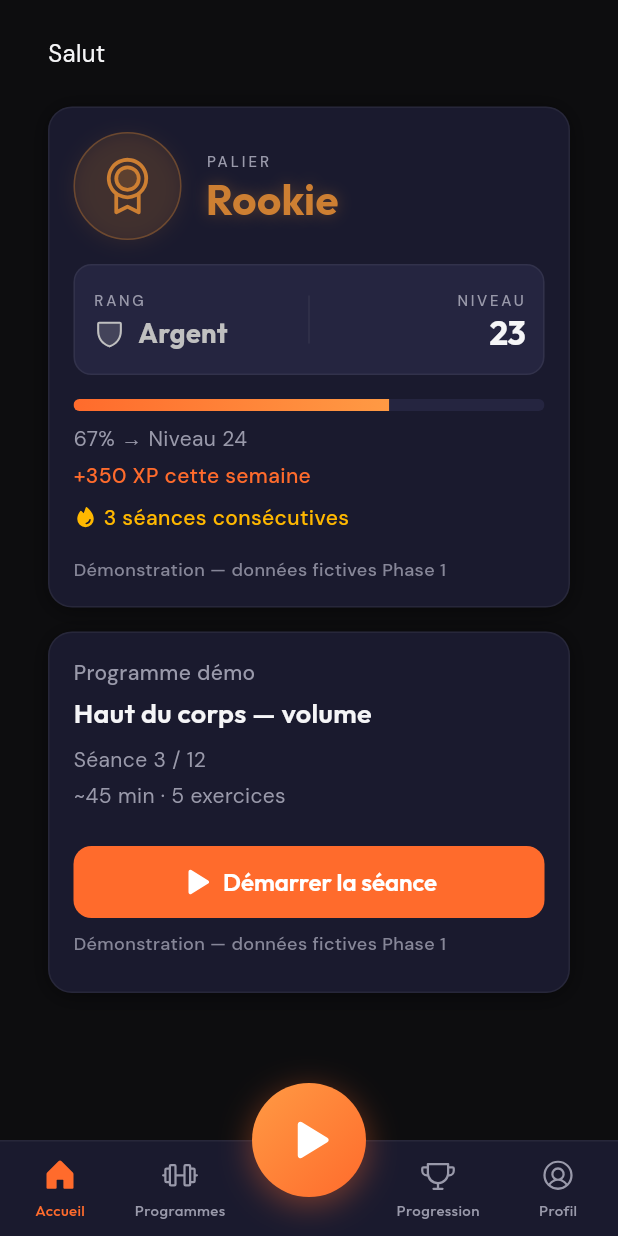
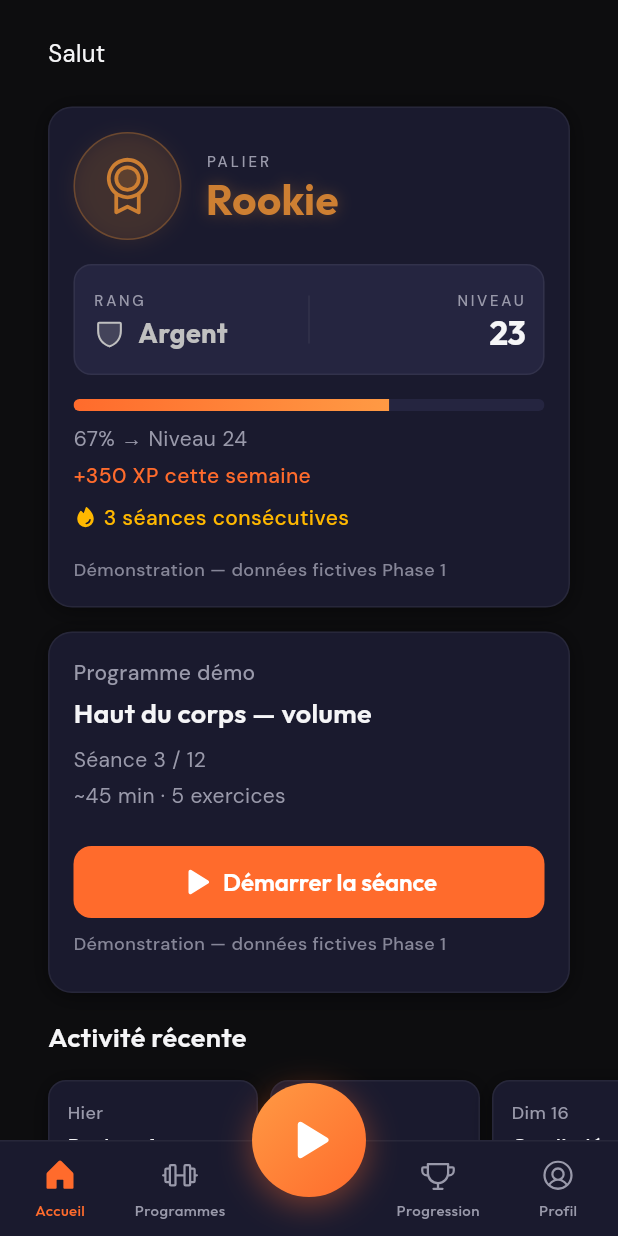
Before and after one commit to Chezard-s-experiments/PushUp, a Flutter app: the DashboardPage screen opened by its route, on a phone screen of 412 x 824 dp. Run offline on Flutter 3.47's test engine with Material 3 defaults, Android fonts, the phone set to English and light mode, and no system bars; our stand-ins replace connectivity_plus, dio, flutter_riverpod, flutter_secure_storage, freezed_annotation, go_router and 4 more; missing offline and left inert: google_sign_in_web; accounts and stored records are empty; generated files the repository leaves out were written again.

Commit message:
✨ Add dashboard recent activity placeholder strip

```diff
--- a/lib/features/home/presentation/pages/dashboard_page.dart
+++ b/lib/features/home/presentation/pages/dashboard_page.dart
@@ -9,6 +9,7 @@ import 'package:pushup_hub/features/auth/presentation/providers/auth_notifier.da
 import 'package:pushup_hub/features/auth/presentation/providers/auth_state.dart';
 import 'package:pushup_hub/features/home/presentation/widgets/dashboard_next_session_card.dart';
 import 'package:pushup_hub/features/home/presentation/widgets/dashboard_progress_summary_card.dart';
+import 'package:pushup_hub/features/home/presentation/widgets/dashboard_recent_activity_section.dart';
 import 'package:pushup_hub/shared/widgets/app_snackbar.dart';
 
 /// Page d'accueil — hub Phase 1.
@@ -35,6 +36,8 @@ class DashboardPage extends ConsumerWidget {
               const DashboardProgressSummaryCard(),
               const SizedBox(height: AppSpacing.md),
               const DashboardNextSessionCard(),
+              const SizedBox(height: AppSpacing.md),
+              const DashboardRecentActivitySection(),
             ],
           ),
         ),
--- /dev/null
+++ b/lib/features/home/presentation/widgets/dashboard_recent_activity_section.dart
@@ -0,0 +1,153 @@
+import 'package:flutter/material.dart';
+import 'package:google_fonts/google_fonts.dart';
+import 'package:pushup_hub/core/theme/app_colors.dart';
+import 'package:pushup_hub/core/theme/app_radius.dart';
+import 'package:pushup_hub/core/theme/app_shadows.dart';
+import 'package:pushup_hub/core/theme/app_spacing.dart';
+import 'package:pushup_hub/core/theme/app_typography.dart';
+import 'package:pushup_hub/shared/widgets/app_snackbar.dart';
+
+/// Bloc « activité récente » — scroll horizontal, **données fictives Phase 1**.
+/// Cf. design.md §8 (mini-cards 140px, padding 12, coins 12).
+class DashboardRecentActivitySection extends StatelessWidget {
+  const DashboardRecentActivitySection({super.key});
+
+  static const _items = [
+    _RecentSessionMock(
+      dateLabel: 'Hier',
+      sessionName: 'Push — force',
+      xpGained: 130,
+      durationLabel: '45 min',
+    ),
+    _RecentSessionMock(
+      dateLabel: 'Mar 18',
+      sessionName: 'Haut du corps',
+      xpGained: 95,
+      durationLabel: '32 min',
+    ),
+    _RecentSessionMock(
+      dateLabel: 'Dim 16',
+      sessionName: 'Cardio léger',
+      xpGained: 72,
+      durationLabel: '28 min',
+    ),
+  ];
+
+  @override
+  Widget build(BuildContext context) {
+    return Column(
+      crossAxisAlignment: CrossAxisAlignment.start,
+      children: [
+        Text('Activité récente', style: AppTypography.h3),
+        const SizedBox(height: AppSpacing.md),
+        SizedBox(
+          height: 120,
+          child: ListView.separated(
+            scrollDirection: Axis.horizontal,
+            clipBehavior: Clip.none,
+            itemCount: _items.length,
+            separatorBuilder: (_, _) => const SizedBox(width: AppSpacing.sm),
+            itemBuilder: (context, index) {
+              final item = _items[index];
+              return _RecentSessionMiniCard(
+                item: item,
+                onTap: () => showAppSnackBar(
+                  context,
+                  message: 'Détail de la séance — à venir',
+                  accentColor: AppColors.primary,
+                ),
+              );
+            },
+          ),
+        ),
+        const SizedBox(height: AppSpacing.sm),
+        Text(
+          'Démonstration — données fictives Phase 1',
+          style: AppTypography.caption.copyWith(
+            color: AppColors.textSecondary.withValues(alpha: 0.85),
+          ),
+        ),
+      ],
+    );
+  }
+}
+
+class _RecentSessionMock {
+  final String dateLabel;
+  final String sessionName;
+  final int xpGained;
+  final String durationLabel;
+
+  const _RecentSessionMock({
+    required this.dateLabel,
+    required this.sessionName,
+    required this.xpGained,
+    required this.durationLabel,
+  });
+}
+
+class _RecentSessionMiniCard extends StatelessWidget {
+  final _RecentSessionMock item;
+  final VoidCallback onTap;
+
+  const _RecentSessionMiniCard({required this.item, required this.onTap});
+
+  static const double _cardWidth = 140;
+
+  @override
+  Widget build(BuildContext context) {
+    return Material(
+      color: Colors.transparent,
+      child: InkWell(
+        onTap: onTap,
+        borderRadius: BorderRadius.circular(AppRadius.button),
+        child: Container(
+          width: _cardWidth,
+          padding: const EdgeInsets.all(12),
+          decoration: BoxDecoration(
+            color: AppColors.bgSurface,
+            borderRadius: BorderRadius.circular(AppRadius.button),
+            border: Border.all(color: AppColors.border),
+            boxShadow: AppShadows.level1,
+          ),
+          child: Column(
+            crossAxisAlignment: CrossAxisAlignment.start,
+            children: [
+              Text(
+                item.dateLabel,
+                style: AppTypography.caption.copyWith(
+                  fontWeight: FontWeight.w500,
+                ),
+              ),
+              const SizedBox(height: AppSpacing.xs),
+              Expanded(
+                child: Text(
+                  item.sessionName,
+                  style: AppTypography.body2.copyWith(
+                    fontWeight: FontWeight.w500,
+                    color: AppColors.textPrimary,
+                  ),
+                  maxLines: 2,
+                  overflow: TextOverflow.ellipsis,
+                ),
+              ),
+              const SizedBox(height: AppSpacing.xs),
+              Text(
+                '+${item.xpGained} XP',
+                style: GoogleFonts.outfit(
+                  fontSize: 14,
+                  fontWeight: FontWeight.w600,
+                  color: AppColors.primary,
+                ),
+              ),
+              Text(
+                item.durationLabel,
+                style: AppTypography.caption,
+              ),
+            ],
+          ),
+        ),
+      ),
+    );
+  }
+}
```
